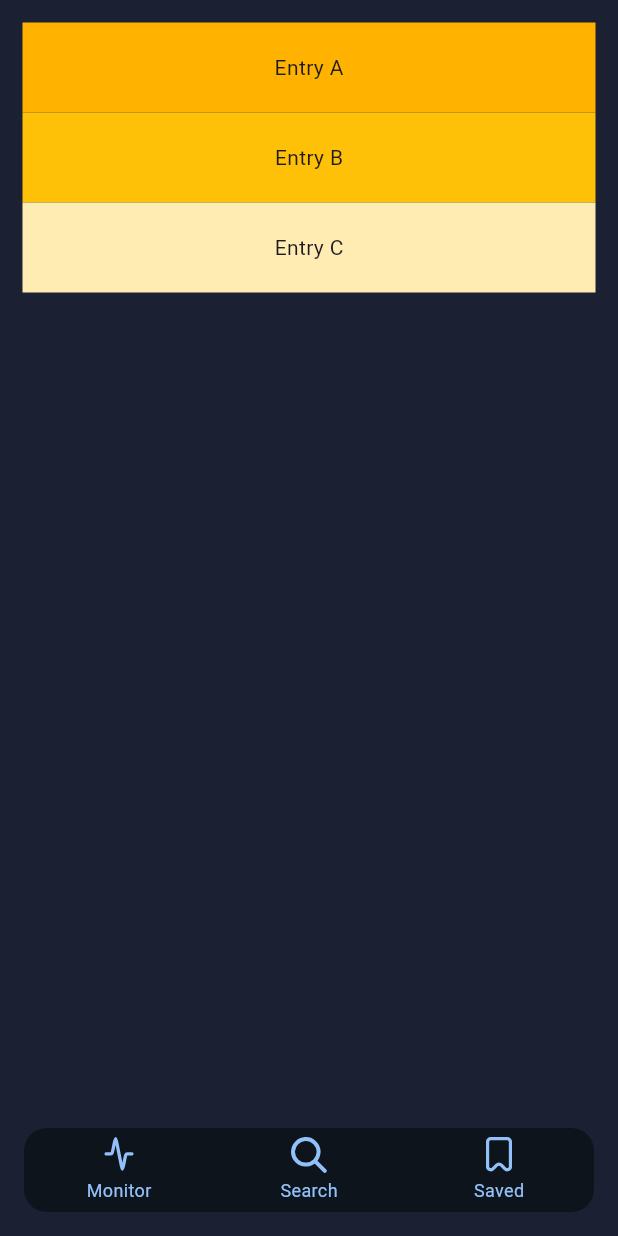
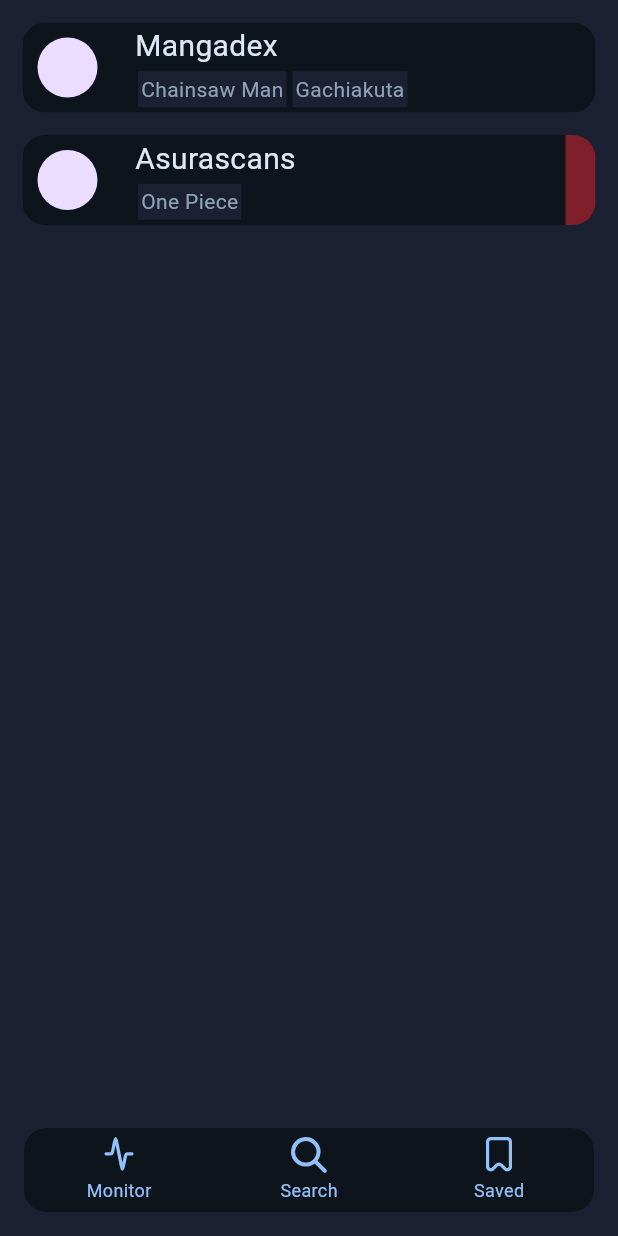
Before and after one commit to UCF-Victoria-Tran/KnightHacks8-2025, a Flutter app: the screen it shows after launch, on a phone screen of 412 x 824 dp. Run offline on Flutter 3.47's test engine with Material 3 defaults, Android fonts, the phone set to English and light mode, and no system bars; drawn by our look-alikes of persistent_bottom_nav_bar_v2; our stand-ins replace flutter_svg.

Commit message:
finished up the monitoring cards

```diff
--- a/knighthacksproject/lib/colors.dart
+++ b/knighthacksproject/lib/colors.dart
@@ -1,13 +1,13 @@
 import 'package:flutter/material.dart';
 
-const Color primary = Color(0xFF92C1FA); //
-const Color error = Color(0xFF801F2C); //
+const Color primary = Color(0xFF92C1FA); // Primary blue color
+const Color error = Color(0xFF801F2C); // Error red
 
-const Color bgLighter = Color(0xFF273349);
-const Color bgDarker = Color(0xFF0E141C);
-const Color bg = Color(0xFF1B2133);
+const Color bgLighter = Color(0xFF273349); // loading bar
+const Color bgDarker = Color(0xFF0E141C); // dialog background
+const Color bg = Color(0xFF1B2133); // background of the website
 // const Color backgroundColorLight = Color();
 
-const Color majorTextColor = Color(0xFFDFE9F6);
-const Color minorTextColor = Color(0xFF90A2BA);
-const Color unfocusedTextColor = Color(0xFF3F4246);
+const Color majorTextColor = Color(0xFFDFE9F6); // white text color
+const Color minorTextColor = Color(0xFF90A2BA); // blue text color
+const Color unfocusedTextColor = Color(0xFF3F4246); // unfocused text color
--- a/knighthacksproject/lib/monitor.dart
+++ b/knighthacksproject/lib/monitor.dart
@@ -9,26 +9,86 @@
 }
 
 class _MonitorPageState extends State<MonitorPage> {
+  Widget savedTitleCards(List<String> titles) {
+    return Row(
+      mainAxisAlignment: MainAxisAlignment.start,
+      children: [
+        for (var title in titles)
+          Container(
+            padding: EdgeInsets.all(2),
+            margin: EdgeInsets.all(2),
+            color: bg,
+            child: Text(title, style: TextStyle(color: minorTextColor)),
+          ),
+      ],
+    );
+  }
+
+  Widget MonitoringCard(
+    double width,
+    String siteName,
+    List<String> titles,
+    bool isError,
+  ) {
+    return ClipRRect(
+      borderRadius: BorderRadius.circular(15.0),
+      child: Stack(
+        children: [
+          SizedBox(height: 60, width: width, child: Container(color: bgDarker)),
+          SizedBox(
+            width: width,
+            height: 60,
+            child: Row(
+              mainAxisAlignment: MainAxisAlignment.spaceBetween,
+              crossAxisAlignment: CrossAxisAlignment.center,
+              children: [
+                SizedBox(
+                  width: 60,
+                  height: 50,
+                  child: Padding(
+                    padding: const EdgeInsets.all(5),
+                    child: CircleAvatar(radius: 10),
+                  ),
+                ),
+                SizedBox(
+                  width: width - 120,
+                  height: 60,
+                  child: Column(
+                    mainAxisAlignment: MainAxisAlignment.center,
+                    crossAxisAlignment: CrossAxisAlignment.start,
+                    children: [
+                      Text(
+                        siteName,
+                        style: TextStyle(fontSize: 20, color: majorTextColor),
+                        textAlign: TextAlign.left,
+                      ),
+                      savedTitleCards(titles),
+                    ],
+                  ),
+                ),
+                (isError)
+                    ? SizedBox(width: 20, child: Container(color: error))
+                    : SizedBox(width: 20),
+              ],
+            ),
+          ),
+        ],
+      ),
+    );
+  }
+
   @override
   Widget build(BuildContext context) {
+    final screenWidth = MediaQuery.of(context).size.width;
     return ListView(
       padding: const EdgeInsets.all(15),
-      children: <Widget>[
-        Container(
-          height: 60,
-          color: Colors.amber[600],
-          child: const Center(child: Text('Entry A')),
-        ),
-        Container(
-          height: 60,
-          color: Colors.amber[500],
-          child: const Center(child: Text('Entry B')),
-        ),
-        Container(
-          height: 60,
-          color: Colors.amber[100],
-          child: const Center(child: Text('Entry C')),
-        ),
+      children: [
+        MonitoringCard(screenWidth - 20, 'Mangadex', [
+          'Chainsaw Man',
+          'Gachiakuta',
+        ], false),
+        SizedBox(height: 15),
+        MonitoringCard(screenWidth - 20, 'Asurascans', ['One Piece'], true),
       ],
     );
   }
```
Also changed, not shown: 3 other files.
